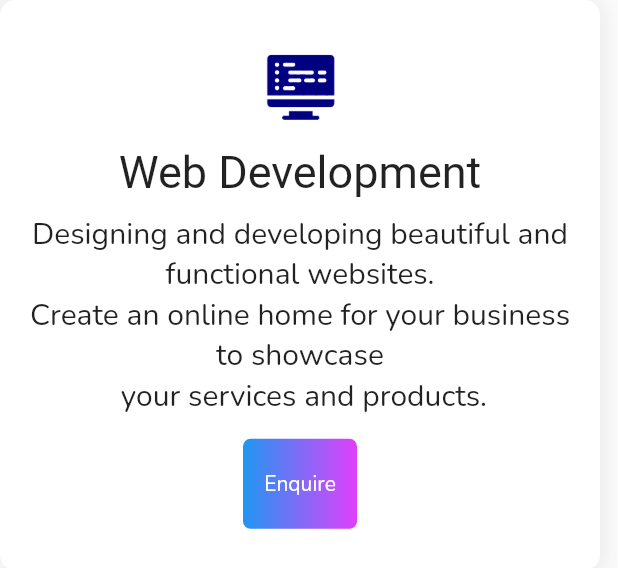
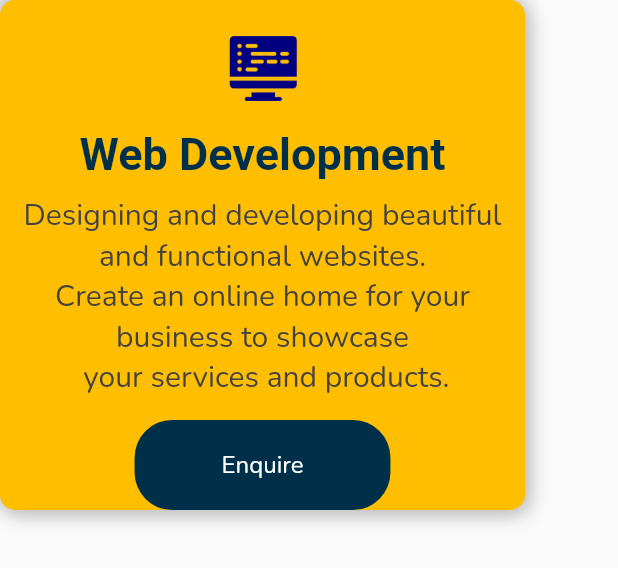
Before and after one commit to ryanemm/kosi_connect, a Flutter app: the ServiceCard widget shown alone on an empty page, opened directly, on a phone screen of 412 x 824 dp. Shown: the top 568 px of the screen. Run offline on Flutter 3.47's test engine with Material 2 defaults, Android fonts, the phone set to English and light mode, and no system bars; our stand-ins replace animated_text_kit, google_fonts, outline_gradient_button; missing offline and left inert: assorted_layout_widgets, shape_of_view.

Commit message:
reworked service section

```diff
--- a/lib/Sections/Services/service_card.dart
+++ b/lib/Sections/Services/service_card.dart
@@ -21,8 +21,8 @@ class _ServiceCardState extends State<ServiceCard> {
   @override
   Widget build(BuildContext context) {
     return Container(
-      height: 380,
-      width: 400,
+      height: 340,
+      width: 350,
       decoration: BoxDecoration(
         color: Colors.grey[200],
         shape: BoxShape.rectangle,
@@ -34,22 +34,22 @@ class _ServiceCardState extends State<ServiceCard> {
           top: 0,
           child: Container(
             padding: EdgeInsets.all(15),
-            height: 380,
-            width: 400,
+            height: 340,
+            width: 350,
             decoration: BoxDecoration(
-              color: Colors.white,
+              color: Color(0xFFFFBF00),
               shape: BoxShape.rectangle,
               borderRadius: BorderRadius.circular(10),
               boxShadow: [
                 BoxShadow(
                   offset: Offset(-3, -3),
                   blurRadius: 10,
-                  color: Colors.grey.shade200,
+                  color: Colors.grey.shade400,
                 ),
                 BoxShadow(
                   offset: Offset(3, 3),
                   blurRadius: 10,
-                  color: Colors.grey.shade200,
+                  color: Colors.grey.shade400,
                 ),
               ],
             ),
@@ -64,28 +64,34 @@ class _ServiceCardState extends State<ServiceCard> {
                 Text(
                   services[widget.index].title,
                   textAlign: TextAlign.center,
-                  style: GoogleFonts.novaRound(fontSize: 30),
+                  style: GoogleFonts.novaRound(
+                      fontSize: 30,
+                      fontWeight: FontWeight.w700,
+                      color: Color(0xFF003049)),
                 ),
                 SizedBox(height: 10),
                 Text(
                   services[widget.index].info,
                   textAlign: TextAlign.center,
-                  style: GoogleFonts.nunito(fontSize: 20),
+                  style:
+                      GoogleFonts.nunito(fontSize: 20, color: Colors.grey[800]),
                 ),
                 SizedBox(height: 15),
                 Container(
-                    padding: EdgeInsets.all(6),
+                    padding:
+                        EdgeInsets.only(bottom: 6, top: 6, left: 50, right: 50),
                     decoration: BoxDecoration(
-                      gradient: LinearGradient(
-                          colors: [Colors.blue, Colors.purpleAccent]),
-                      borderRadius: BorderRadius.circular(5),
+                      color: Color(0xFF003049),
+                      borderRadius: BorderRadius.circular(25),
                     ),
                     child: TextButton(
                       onPressed: () {},
                       child: Text(
                         "Enquire",
                         style: GoogleFonts.nunito(
-                            fontWeight: FontWeight.w400, color: Colors.white),
+                            fontWeight: FontWeight.w400,
+                            color: Colors.white,
+                            fontSize: 16),
                       ),
                     )),
               ],
--- a/lib/models/services.dart
+++ b/lib/models/services.dart
@@ -27,4 +27,10 @@ List<Service> services = [
     info:
         "Bringing your app idea to life. Have you thought of the next \n big thing? Or you want to simplify and automate \n a business process?",
   ),
+  Service(
+      id: 3,
+      title: "Custom Software",
+      image: "assets/images/web_dev_fill.png",
+      info:
+          "Designing and developing beautiful and functional websites. \nCreate an online home for your business to showcase\n your services and products.")
 ];
```
Also changed, not shown: lib/Sections/Services/service_section_desktop.dart (+5 -4 lines), lib/Sections/TopSection/desktop_hero_section.dart (+17 -13 lines).
